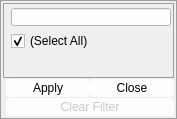
This is GUI/ui/dialog_filter.ui in dudtj5307/CSV-Viewer as Qt 5 draws it before an edit. The edited form follows.
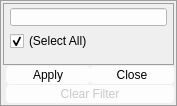
This is the edited form.

Commit message:
성능 개선: 열 필터 프록시를 QAbstractProxyModel로 재작성
- 행별 filterAcceptsRow 콜백(QSortFilterProxyModel) 제거, 통과 행을
  벌크 파이썬 루프로 한 번에 계산 (18만 행 필터 ≈3.9s → 수십 ms)
- QAbstractProxyModel은 소스 시그널 자동 전달이 없어, 소스 dataChanged를
  직접 연결해 셀 하이라이트 재페인트 유지
- 필터 적용 열 헤더 표시 기호 변경, 필터 위젯 높이·여백 정리

Diff of the .ui file:
```diff
--- a/GUI/ui/dialog_filter.ui
+++ b/GUI/ui/dialog_filter.ui
@@ -10,7 +10,7 @@
     <x>0</x>
     <y>0</y>
     <width>177</width>
-    <height>119</height>
+    <height>106</height>
    </rect>
   </property>
   <property name="sizePolicy">
@@ -166,11 +166,14 @@
              <enum>QLayout::SizeConstraint::SetMaximumSize</enum>
             </property>
             <property name="leftMargin">
-             <number>5</number>
+             <number>4</number>
             </property>
             <property name="topMargin">
              <number>2</number>
             </property>
+            <property name="rightMargin">
+             <number>4</number>
+            </property>
             <item>
              <widget class="QLineEdit" name="edit_filter_text">
               <property name="styleSheet">
```
The commit also changes 2 other files.
